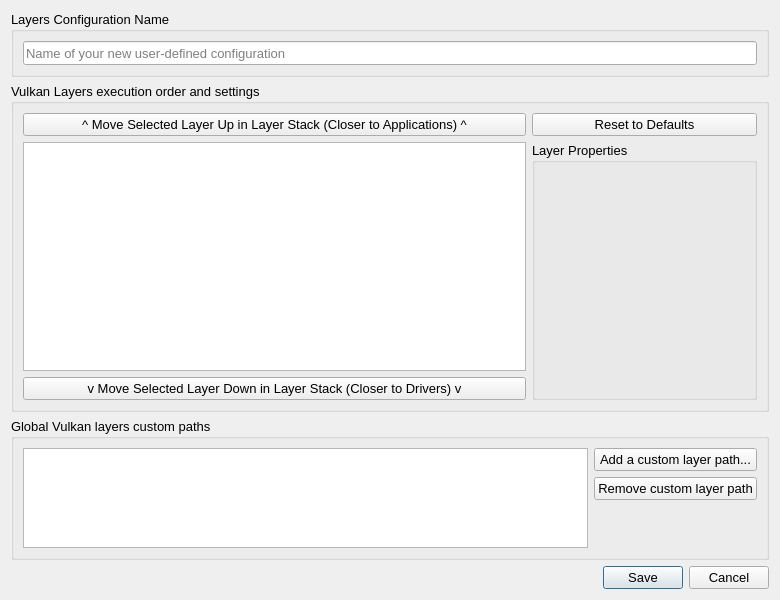
LunarG/VulkanTools, file vkconfig/dlgprofileeditor.ui: the form before one commit.
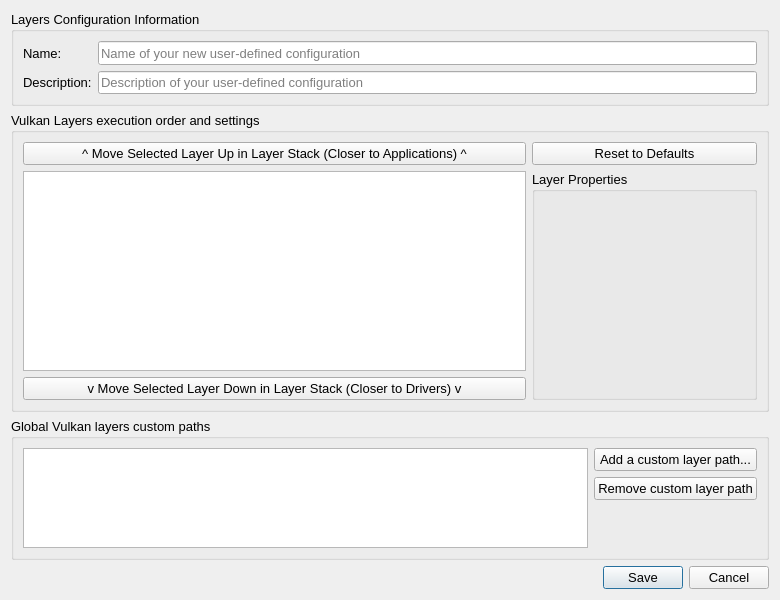
The form after the commit.

Commit message: vkconfig: Edit of description and fix for pro file

```diff
--- a/vkconfig/dlgprofileeditor.ui
+++ b/vkconfig/dlgprofileeditor.ui
@@ -317,10 +317,17 @@
       </size>
      </property>
      <property name="title">
-      <string>Layers Configuration Name</string>
+      <string>Layers Configuration Information</string>
      </property>
-     <layout class="QHBoxLayout" name="horizontalLayout_4">
-      <item>
+     <layout class="QGridLayout" name="gridLayout_4">
+      <item row="1" column="1">
+       <widget class="QLineEdit" name="lineEditDescription">
+        <property name="placeholderText">
+         <string>Description of your user-defined configuration</string>
+        </property>
+       </widget>
+      </item>
+      <item row="0" column="1">
        <widget class="QLineEdit" name="lineEditName">
         <property name="minimumSize">
          <size>
@@ -336,6 +343,20 @@
         </property>
        </widget>
       </item>
+      <item row="0" column="0">
+       <widget class="QLabel" name="label">
+        <property name="text">
+         <string>Name:</string>
+        </property>
+       </widget>
+      </item>
+      <item row="1" column="0">
+       <widget class="QLabel" name="label_2">
+        <property name="text">
+         <string>Description:</string>
+        </property>
+       </widget>
+      </item>
      </layout>
     </widget>
    </item>
```
Left out of the diff: 1 changed line with no effect on the pictures. The commit also changes 2 other files.
